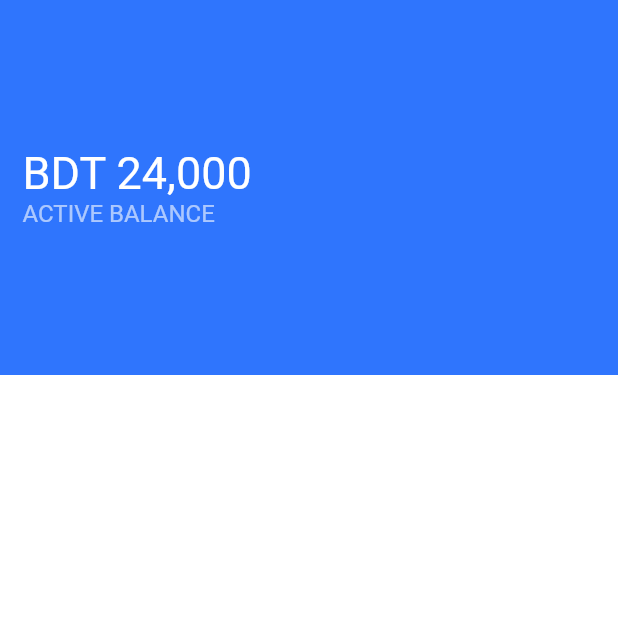
After one commit to JulieGibbs/etaka, a Flutter app: the Dashboard screen opened directly, on a phone screen of 412 x 824 dp, the top half of it. The commit adds this screen. Run offline on Flutter 3.47's test engine with Material 2 defaults, Android fonts, the phone set to English and light mode, and no system bars.

Commit message:
Dashboard Added

```diff
--- /dev/null
+++ b/lib/screens/dashboard_screen.dart
@@ -0,0 +1,40 @@
+import 'package:flutter/material.dart';
+
+class Dashboard extends StatefulWidget {
+  const Dashboard({Key? key}) : super(key: key);
+
+  @override
+  _DashboardState createState() => _DashboardState();
+}
+
+class _DashboardState extends State<Dashboard> {
+  @override
+  Widget build(BuildContext context) {
+    return Scaffold(
+        backgroundColor: Colors.white,
+        body: Column(children: [
+          Container(
+            height: 250,
+            color: Color(0xFF2F75FD),
+            child: Row(children: [
+              Padding(
+                padding: const EdgeInsets.all(15.0),
+                child: Column(
+                  mainAxisSize: MainAxisSize.min,
+                  crossAxisAlignment: CrossAxisAlignment.start,
+                  mainAxisAlignment: MainAxisAlignment.center,
+                  children: [
+                    Text("BDT 24,000",
+                        style: TextStyle(fontSize: 30, color: Colors.white)),
+                    Text("active balance".toUpperCase(),
+                        style: TextStyle(
+                            fontSize: 16,
+                            color: Colors.white.withOpacity(0.6))),
+                  ],
+                ),
+              ),
+            ]),
+          )
+        ]));
+  }
+}
--- a/lib/screens/login_screen.dart
+++ b/lib/screens/login_screen.dart
@@ -1,4 +1,6 @@
 import 'package:flutter/material.dart';
+
+import 'dashboard_screen.dart';
 
 class LoginScreen extends StatefulWidget {
   const LoginScreen({Key? key}) : super(key: key);
@@ -109,10 +111,15 @@ class _LoginScreenState extends State<LoginScreen> {
                         SizedBox(
                           height: 130,
                         ),
-                        Container(
-                          alignment: Alignment.center,
-                          height: 80,
-                          child: Image.asset("assets/img/login_btn.png"),
+                        GestureDetector(
+                          onTap: (){
+                            Navigator.pushReplacement(context, MaterialPageRoute(builder: (context) => Dashboard()));
+                          },
+                          child: Container(
+                            alignment: Alignment.center,
+                            height: 80,
+                            child: Image.asset("assets/img/login_btn.png"),
+                          ),
                         )
                       ],
                     ),
```
